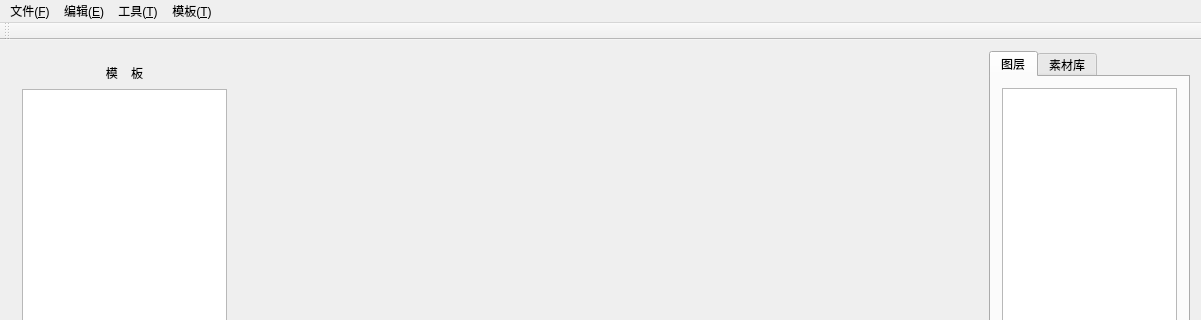
Before: the Qt Designer form MainWindow.ui in slug404/Photo, drawn with Qt 5; both pictures show x 0 to 1201 and y 0 to 320 of the 1201 by 671 pixel window.
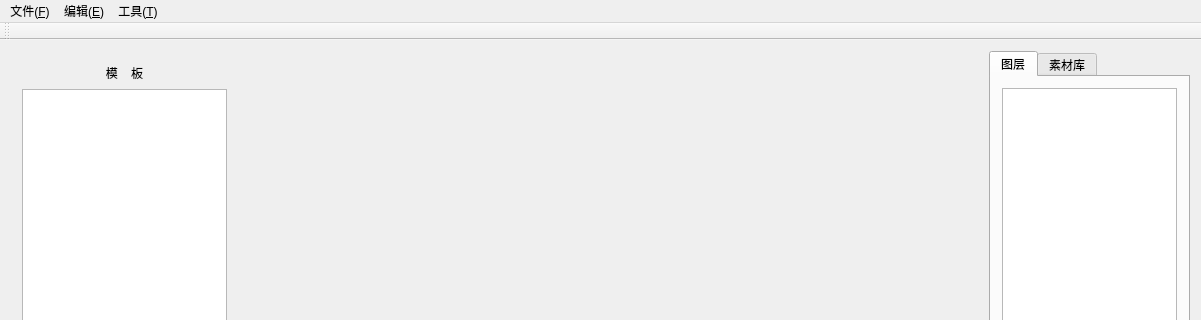
After: the same form once the commit is applied. Custom widgets are drawn as their Qt base class.

Diff of the .ui file:
```diff
--- a/MainWindow.ui
+++ b/MainWindow.ui
@@ -173,16 +173,11 @@
     <property name="title">
      <string>工具(&amp;T)</string>
     </property>
-   </widget>
-   <widget class="QMenu" name="menu_Template">
-    <property name="title">
-     <string>模板(&amp;T)</string>
-    </property>
+    <addaction name="action_SendPhoto"/>
    </widget>
    <addaction name="menu"/>
    <addaction name="menu_Edit"/>
    <addaction name="menu_Tool"/>
-   <addaction name="menu_Template"/>
   </widget>
   <widget class="QToolBar" name="mainToolBar">
    <attribute name="toolBarArea">
```
Left out of the diff: 10 changed lines with no effect on the pictures.
